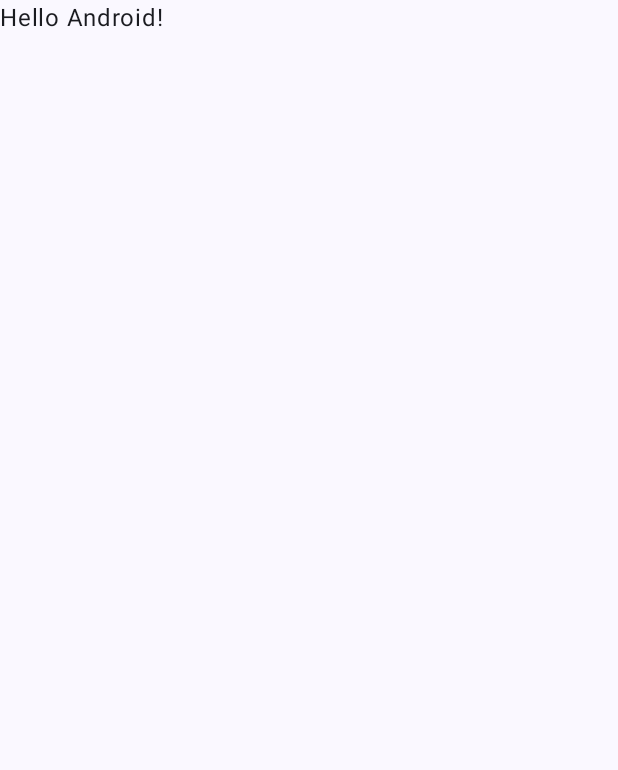
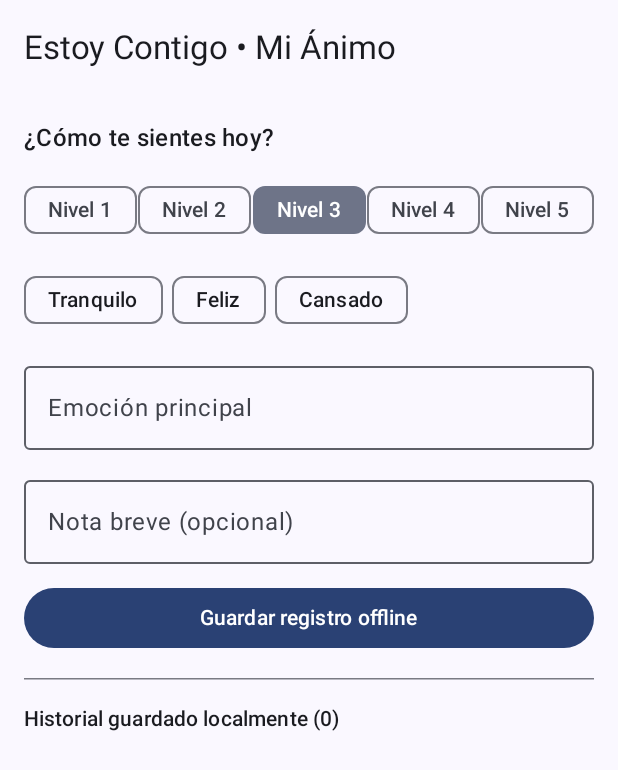
Before and after one commit to Fati03-code/EstoyContigo, an Android app built with Jetpack Compose: the screen it shows after launch (MainActivity), on a phone screen of 412 x 824 dp. Before the commit the part shown is almost empty. Shown: the top 770 px of the screen. Run offline under Robolectric (Android 15) with nearby library versions, the phone set to English and light mode, and no system bars; our stand-ins replace Room's generated code.

Commit message:
feat: pantalla MoodScreen funcional con persistencia local en Room

```diff
--- a/app/build.gradle.kts
+++ b/app/build.gradle.kts
@@ -7,7 +7,7 @@ plugins {
 
 android {
     namespace = "com.ipn.upiicsa.estoycontigo.equipo5cm50"
-    compileSdk = 34
+    compileSdk = 35
 
     defaultConfig {
         applicationId = "com.ipn.upiicsa.estoycontigo.equipo5cm50"
--- a/app/src/main/java/com/ipn/upiicsa/estoycontigo/equipo5cm50/MainActivity.kt
+++ b/app/src/main/java/com/ipn/upiicsa/estoycontigo/equipo5cm50/MainActivity.kt
@@ -4,44 +4,28 @@ import android.os.Bundle
 import androidx.activity.ComponentActivity
 import androidx.activity.compose.setContent
 import androidx.activity.enableEdgeToEdge
-import androidx.compose.foundation.layout.fillMaxSize
-import androidx.compose.foundation.layout.padding
-import androidx.compose.material3.Scaffold
-import androidx.compose.material3.Text
-import androidx.compose.runtime.Composable
-import androidx.compose.ui.Modifier
-import androidx.compose.ui.tooling.preview.Preview
+import androidx.lifecycle.viewmodel.compose.viewModel
+import com.ipn.upiicsa.estoycontigo.equipo5cm50.data.local.EstoyContigoDatabase
+import com.ipn.upiicsa.estoycontigo.equipo5cm50.data.repository.MoodRepository
+import com.ipn.upiicsa.estoycontigo.equipo5cm50.ui.mood.MoodScreen
+import com.ipn.upiicsa.estoycontigo.equipo5cm50.ui.mood.MoodViewModel
 import com.ipn.upiicsa.estoycontigo.equipo5cm50.ui.theme.EstoyContigoTheme
 
 class MainActivity : ComponentActivity() {
     override fun onCreate(savedInstanceState: Bundle?) {
         super.onCreate(savedInstanceState)
         enableEdgeToEdge()
+
+        val database = EstoyContigoDatabase.getInstance(applicationContext)
+        val repository = MoodRepository(database.moodDao())
+
         setContent {
             EstoyContigoTheme {
-                Scaffold(modifier = Modifier.fillMaxSize()) { innerPadding ->
-                    Greeting(
-                        name = "Android",
-                        modifier = Modifier.padding(innerPadding)
-                    )
-                }
+                val moodViewModel: MoodViewModel = viewModel(
+                    factory = MoodViewModel.Factory(repository)
+                )
+                MoodScreen(viewModel = moodViewModel)
             }
         }
     }
 }
-
-@Composable
-fun Greeting(name: String, modifier: Modifier = Modifier) {
-    Text(
-        text = "Hello $name!",
-        modifier = modifier
-    )
-}
-
-@Preview(showBackground = true)
-@Composable
-fun GreetingPreview() {
-    EstoyContigoTheme {
-        Greeting("Android")
-    }
-}
--- /dev/null
+++ b/app/src/main/java/com/ipn/upiicsa/estoycontigo/equipo5cm50/ui/mood/MoodScreen.kt
@@ -0,0 +1,163 @@
+package com.ipn.upiicsa.estoycontigo.equipo5cm50.ui.mood
+
+import androidx.compose.foundation.layout.*
+import androidx.compose.foundation.lazy.LazyColumn
+import androidx.compose.foundation.lazy.items
+import androidx.compose.material3.*
+import androidx.compose.runtime.*
+import androidx.compose.ui.Modifier
+import androidx.compose.ui.text.font.FontWeight
+import androidx.compose.ui.unit.dp
+import androidx.lifecycle.compose.collectAsStateWithLifecycle
+import com.ipn.upiicsa.estoycontigo.equipo5cm50.data.local.MoodEntry
+import java.text.SimpleDateFormat
+import java.util.Date
+import java.util.Locale
+
+@OptIn(ExperimentalMaterial3Api::class)
+@Composable
+fun MoodScreen(
+    viewModel: MoodViewModel,
+    modifier: Modifier = Modifier
+) {
+    val moods by viewModel.moods.collectAsStateWithLifecycle()
+
+    var selectedLevel by remember { mutableIntStateOf(3) }
+    var emotionLabel by remember { mutableStateOf("") }
+    var note by remember { mutableStateOf("") }
+
+    val quickEmotions = listOf("Tranquilo", "Feliz", "Cansado", "Estresado", "Ansioso")
+
+    Scaffold(
+        topBar = {
+            TopAppBar(
+                title = { Text("Estoy Contigo • Mi Ánimo") }
+            )
+        },
+        modifier = modifier
+    ) { innerPadding ->
+        Column(
+            modifier = Modifier
+                .fillMaxSize()
+                .padding(innerPadding)
+                .padding(16.dp),
+            verticalArrangement = Arrangement.spacedBy(12.dp)
+        ) {
+            Text(
+                text = "¿Cómo te sientes hoy?",
+                style = MaterialTheme.typography.titleMedium,
+                fontWeight = FontWeight.SemiBold
+            )
+
+            Row(
+                modifier = Modifier.fillMaxWidth(),
+                horizontalArrangement = Arrangement.SpaceBetween
+            ) {
+                (1..5).forEach { level ->
+                    FilterChip(
+                        selected = selectedLevel == level,
+                        onClick = { selectedLevel = level },
+                        label = { Text("Nivel $level") }
+                    )
+                }
+            }
+
+            Row(
+                modifier = Modifier.fillMaxWidth(),
+                horizontalArrangement = Arrangement.spacedBy(6.dp)
+            ) {
+                quickEmotions.take(3).forEach { label ->
+                    AssistChip(
+                        onClick = { emotionLabel = label },
+                        label = { Text(label) }
+                    )
+                }
+            }
+
+            OutlinedTextField(
+                value = emotionLabel,
+                onValueChange = { emotionLabel = it },
+                label = { Text("Emoción principal") },
+                singleLine = true,
+                modifier = Modifier.fillMaxWidth()
+            )
+
+            OutlinedTextField(
+                value = note,
+                onValueChange = { note = it },
+                label = { Text("Nota breve (opcional)") },
+                modifier = Modifier.fillMaxWidth()
+            )
+
+            Button(
+                onClick = {
+                    if (emotionLabel.isNotBlank()) {
+                        viewModel.addMood(selectedLevel, emotionLabel, note)
+                        emotionLabel = ""
+                        note = ""
+                    }
+                },
+                modifier = Modifier.fillMaxWidth()
+            ) {
+                Text("Guardar registro offline")
+            }
+
+            HorizontalDivider(modifier = Modifier.padding(vertical = 4.dp))
+
+            Text(
+                text = "Historial guardado localmente (${moods.size})",
+                style = MaterialTheme.typography.titleSmall,
+                fontWeight = FontWeight.Medium
+            )
+
+            LazyColumn(
+                modifier = Modifier.fillMaxSize(),
+                verticalArrangement = Arrangement.spacedBy(8.dp)
+            ) {
+                items(moods, key = { it.id }) { entry ->
+                    MoodItemCard(entry = entry)
+                }
+            }
+        }
+    }
+}
+
+@Composable
+private fun MoodItemCard(entry: MoodEntry) {
+    val dateFormat = remember { SimpleDateFormat("dd/MM/yyyy HH:mm", Locale.getDefault()) }
+    Card(
+        modifier = Modifier.fillMaxWidth()
+    ) {
+        Column(
+            modifier = Modifier.padding(12.dp),
+            verticalArrangement = Arrangement.spacedBy(4.dp)
+        ) {
+            Row(
+                modifier = Modifier.fillMaxWidth(),
+                horizontalArrangement = Arrangement.SpaceBetween
+            ) {
+                Text(
+                    text = "${entry.emotionLabel} (Nivel ${entry.moodLevel}/5)",
+                    style = MaterialTheme.typography.titleSmall,
+                    fontWeight = FontWeight.Bold
+                )
+                Text(
+                    text = if (entry.isSynced) "Sincronizado" else "Local",
+                    style = MaterialTheme.typography.labelSmall,
+                    color = MaterialTheme.colorScheme.primary
+                )
+            }
+            if (entry.note.isNotBlank()) {
+                Text(
+                    text = entry.note,
+                    style = MaterialTheme.typography.bodyMedium
+                )
+            }
+            Text(
+                text = dateFormat.format(Date(entry.timestamp)),
+                style = MaterialTheme.typography.labelSmall,
+                color = MaterialTheme.colorScheme.onSurfaceVariant
+            )
+        }
+    }
+}
```
Also changed, not shown: gradle/libs.versions.toml (+10 -10 lines).
